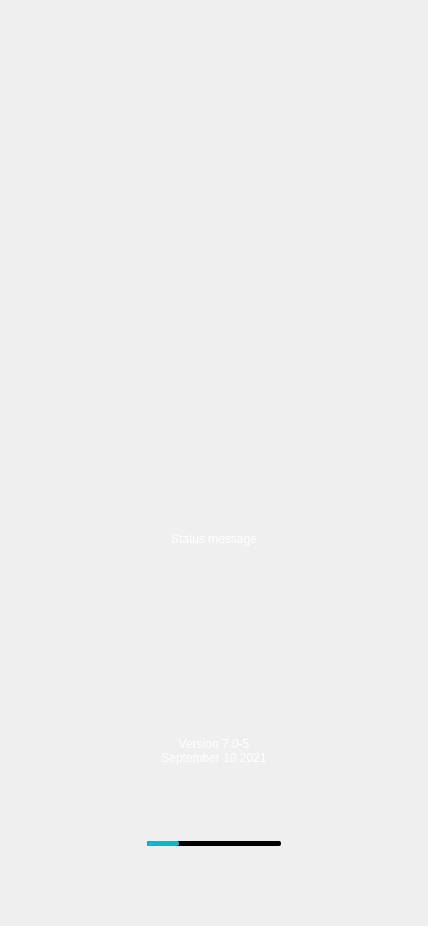
Qt form forms/ui/brand_ui/KelVPN/splashscreen.ui (demlabs-cellframe/dap-ui-sdk) before a commit.
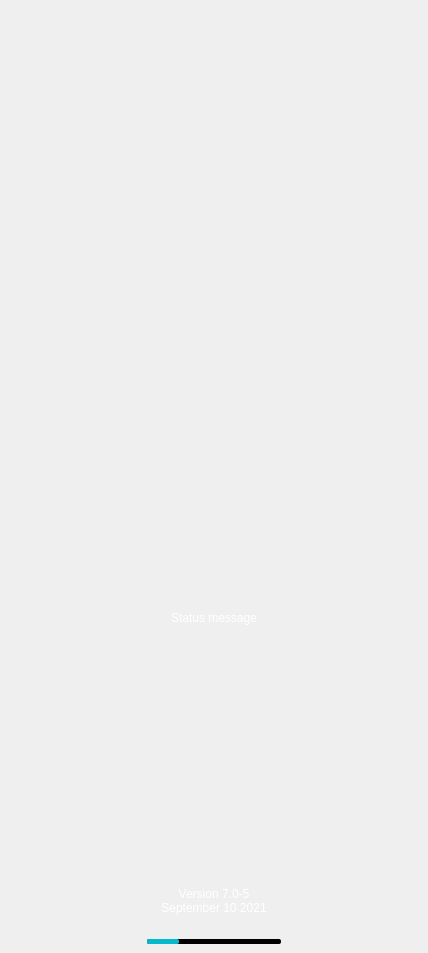
The same form after that commit. Icons and pictures are not drawn. Custom widgets are drawn as their Qt base class.

Patch:
```diff
--- a/forms/ui/brand_ui/KelVPN/splashscreen.ui
+++ b/forms/ui/brand_ui/KelVPN/splashscreen.ui
@@ -60,20 +60,47 @@
         </property>
         <layout class="QVBoxLayout" name="verticalLayout_3">
          <item>
-          <widget class="DapGuiWidget" name="kelGuiWidget_2" native="true">
-           <property name="cssStyle" stdset="0">
-            <string>nobackground</string>
+          <spacer name="verticalSpacer">
+           <property name="orientation">
+            <enum>Qt::Vertical</enum>
            </property>
-          </widget>
+           <property name="sizeType">
+            <enum>QSizePolicy::Fixed</enum>
+           </property>
+           <property name="sizeHint" stdset="0">
+            <size>
+             <width>20</width>
+             <height>248</height>
+            </size>
+           </property>
+          </spacer>
          </item>
          <item>
           <widget class="DapGuiWidget" name="widget" native="true">
+           <property name="maximumSize">
+            <size>
+             <width>16777215</width>
+             <height>70</height>
+            </size>
+           </property>
            <property name="cssStyle" stdset="0">
             <string>nobackground</string>
            </property>
            <layout class="QHBoxLayout" name="horizontalLayout_3">
             <item>
              <widget class="DapGuiLabel" name="lLogo">
+              <property name="minimumSize">
+               <size>
+                <width>270</width>
+                <height>70</height>
+               </size>
+              </property>
+              <property name="maximumSize">
+               <size>
+                <width>270</width>
+                <height>70</height>
+               </size>
+              </property>
               <property name="styleSheet">
                <string notr="true">#lLogo{ 	min-width: 230px; 	max-width: 230px; 	min-height: 59px; 	max-height: 59px; 	qproperty-scaledPixmap: url(:/gui/ui/asset/logo_kelvpn-white.png); 
  	border: none; 
@@ -91,11 +118,20 @@
           </widget>
          </item>
          <item>
-          <widget class="DapGuiWidget" name="kelGuiWidget" native="true">
-           <property name="cssStyle" stdset="0">
-            <string>nobackground</string>
+          <spacer name="verticalSpacer_2">
+           <property name="orientation">
+            <enum>Qt::Vertical</enum>
            </property>
-          </widget>
+           <property name="sizeType">
+            <enum>QSizePolicy::Fixed</enum>
+           </property>
+           <property name="sizeHint" stdset="0">
+            <size>
+             <width>20</width>
+             <height>278</height>
+            </size>
+           </property>
+          </spacer>
          </item>
          <item>
           <widget class="DapGuiLabel" name="lStatus">
@@ -121,6 +157,22 @@
            </property>
           </widget>
          </item>
+         <item>
+          <spacer name="verticalSpacer_3">
+           <property name="orientation">
+            <enum>Qt::Vertical</enum>
+           </property>
+           <property name="sizeType">
+            <enum>QSizePolicy::Fixed</enum>
+           </property>
+           <property name="sizeHint" stdset="0">
+            <size>
+             <width>20</width>
+             <height>256</height>
+            </size>
+           </property>
+          </spacer>
+         </item>
          <item>
           <widget class="DapGuiLabel" name="lVersion">
            <property name="styleSheet">
@@ -143,6 +195,22 @@
            </property>
           </widget>
          </item>
+         <item>
+          <spacer name="verticalSpacer_4">
+           <property name="orientation">
+            <enum>Qt::Vertical</enum>
+           </property>
+           <property name="sizeType">
+            <enum>QSizePolicy::Fixed</enum>
+           </property>
+           <property name="sizeHint" stdset="0">
+            <size>
+             <width>20</width>
+             <height>18</height>
+            </size>
+           </property>
+          </spacer>
+         </item>
          <item>
           <widget class="DapGuiWidget" name="wLoadingHolder" native="true">
            <property name="styleSheet">
```
Left out of the diff: 2 changed lines with no effect on the pictures.
